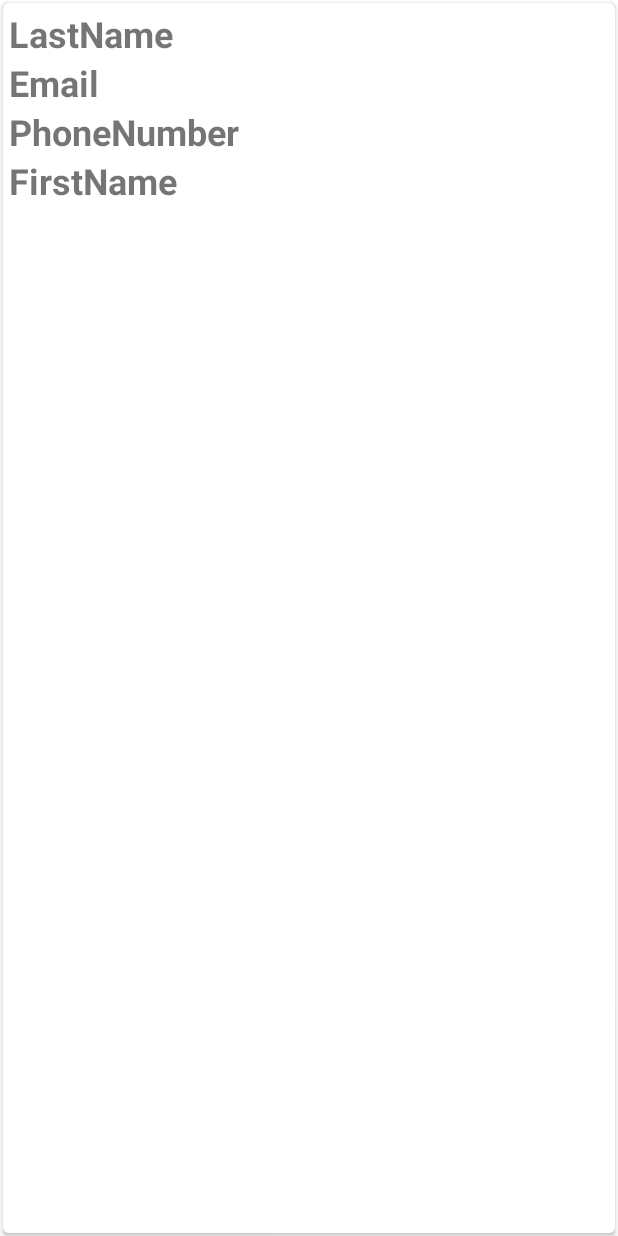
After one commit to bogoslovskiydenis/MyContactsTest, an Android app: the layout contact_list_item.xml on its own in the app's theme, with its tools: preview values and no code run, on a phone screen of 412 x 824 dp. The commit adds this screen. Run offline under Robolectric (Android 15) with nearby library versions, the phone set to English and light mode, and no system bars.

Commit message:
Test Room Adapter Contacts

```diff
--- /dev/null
+++ b/app/src/main/res/layout/contact_list_item.xml
@@ -0,0 +1,47 @@
+<?xml version="1.0" encoding="utf-8"?>
+<androidx.cardview.widget.CardView xmlns:android="http://schemas.android.com/apk/res/android"
+    android:layout_width="match_parent"
+    android:layout_height="match_parent"
+    xmlns:app="http://schemas.android.com/apk/res-auto"
+    app:cardCornerRadius="4dp"
+    android:layout_margin="2dp">
+    <LinearLayout
+        android:orientation="vertical"
+        android:padding="4dp"
+        android:layout_width="match_parent"
+        android:layout_height="wrap_content"
+        >
+    <TextView
+        android:id="@+id/lastNameTextView"
+        android:layout_width="wrap_content"
+        android:layout_height="wrap_content"
+        android:text="LastName"
+        android:textStyle="bold"
+        android:textSize="24sp"
+        />
+    <TextView
+        android:id="@+id/emailNameTextView"
+        android:layout_width="wrap_content"
+        android:layout_height="wrap_content"
+        android:text="Email"
+        android:textStyle="bold"
+        android:textSize="24sp"
+        />
+    <TextView
+        android:id="@+id/phoneNumberTextView"
+        android:layout_width="wrap_content"
+        android:layout_height="wrap_content"
+        android:text="PhoneNumber"
+        android:textStyle="bold"
+        android:textSize="24sp"
+        />
+    <TextView
+        android:id="@+id/firstNameTextView"
+        android:layout_width="wrap_content"
+        android:layout_height="wrap_content"
+        android:text="FirstName"
+        android:textStyle="bold"
+        android:textSize="24sp"
+        />
+    </LinearLayout>
+</androidx.cardview.widget.CardView>
```
Also changed, not shown: app/src/main/java/com/example/mycontactstest/ContactAdapter.java (added, +66 -0 lines), app/src/main/java/com/example/mycontactstest/FirstFragment.java (deleted, +0 -34 lines), app/src/main/java/com/example/mycontactstest/MainActivity.java (+42 -0 lines), app/src/main/java/com/example/mycontactstest/SecondFragment.java (deleted, +0 -34 lines), app/src/main/res/layout/content_main.xml (+8 -7 lines), app/src/main/res/layout/fragment_first.xml (deleted, +0 -28 lines), app/src/main/res/layout/fragment_second.xml (deleted, +0 -27 lines).
